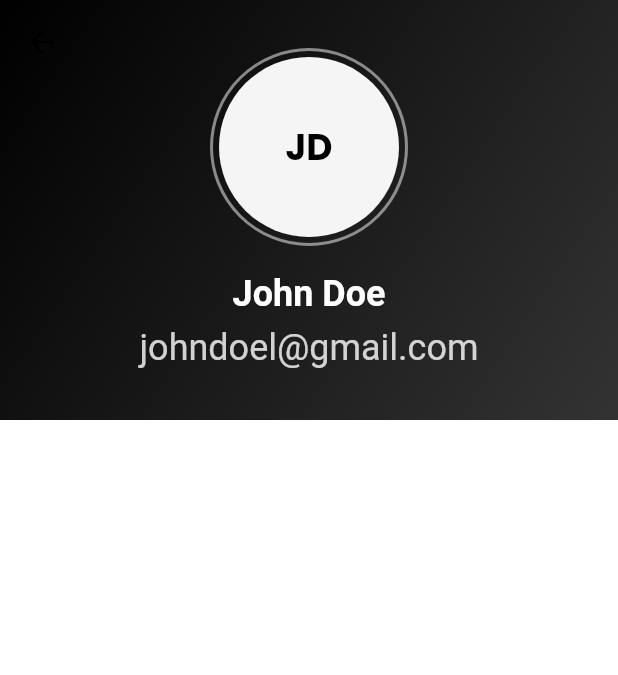
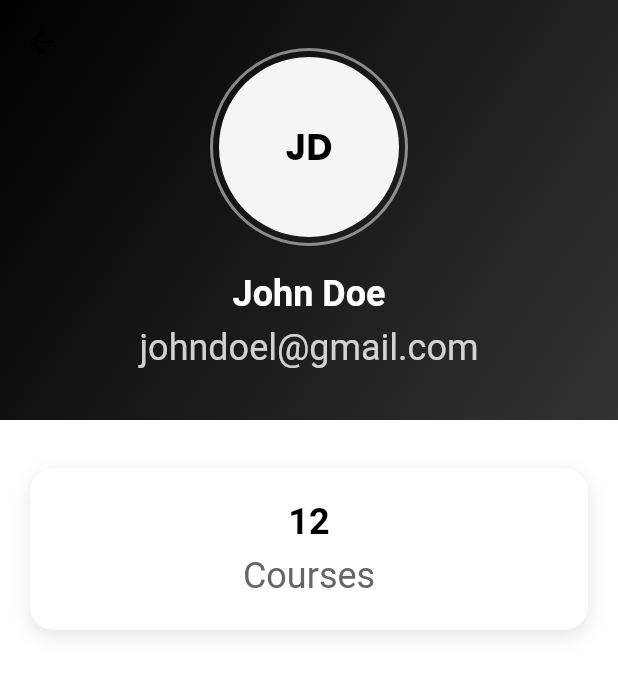
Before and after one commit to msbzz/E_LEARNING_APP, a Flutter app: the ProfileScreen screen opened by its route, on a phone screen of 412 x 824 dp. Shown: the top 675 px of the screen. Run offline on Flutter 3.47's test engine with Material 3 defaults, Android fonts, the phone set to English and light mode, and no system bars; our stand-ins replace bloc, cached_network_image, equatable, flutter_bloc, get, get_storage and 3 more; accounts and stored records are empty.

Commit message:
Profile Screen part3

```diff
--- a/lib/views/profile/profile_screen.dart
+++ b/lib/views/profile/profile_screen.dart
@@ -1,5 +1,6 @@
 import 'package:e_learning_app/core/theme/app_colors.dart';
 import 'package:e_learning_app/views/profile/widgets/profile_app_bar.dart';
+import 'package:e_learning_app/views/profile/widgets/profile_stats_card.dart';
 import 'package:flutter/material.dart';
 
 class ProfileScreen extends StatelessWidget {
@@ -17,6 +18,12 @@ class ProfileScreen extends StatelessWidget {
             fullName: 'John Doe',
             email: 'johndoel@gmail.com',
           ),
+          SliverToBoxAdapter(
+            child: Padding(
+              padding: EdgeInsets.all(20),
+              child: Column(children: [ProfileStatsCard()]),
+            ),
+          ),
         ],
       ),
     );
--- /dev/null
+++ b/lib/views/profile/widgets/profile_stats_card.dart
@@ -0,0 +1,53 @@
+import 'package:e_learning_app/core/theme/app_colors.dart';
+import 'package:flutter/material.dart';
+
+class ProfileStatsCard extends StatelessWidget {
+  const ProfileStatsCard({super.key});
+
+  @override
+  Widget build(BuildContext context) {
+    final theme = Theme.of(context);
+
+    return Container(
+      margin: const EdgeInsets.symmetric(vertical: 12),
+      decoration: BoxDecoration(
+        color: AppColors.accent,
+        borderRadius: BorderRadius.circular(16),
+        boxShadow: [
+          BoxShadow(
+            color: AppColors.primary.withValues(alpha: 0.1),
+            blurRadius: 10,
+            offset: Offset(0, 4),
+          ),
+        ],
+      ),
+      child: Padding(
+        padding: const EdgeInsets.all(20),
+        child: Row(
+          mainAxisAlignment: MainAxisAlignment.spaceAround,
+          children: [_buildStat(theme, '12', 'Courses')],
+        ),
+      ),
+    );
+  }
+
+  Widget _buildStat(ThemeData theme, String value, String label) {
+    return Column(
+      children: [
+        Text(
+          value,
+          style: theme.textTheme.headlineSmall?.copyWith(
+            color: AppColors.primary,
+            fontWeight: FontWeight.bold,
+          ),
+        ),
+        const SizedBox(height: 4),
+        Text(
+          label,
+          style: theme.textTheme.headlineSmall?.copyWith(
+            color: AppColors.secondary,
+          ),
+      ],
+    );
+  }
+}
```
